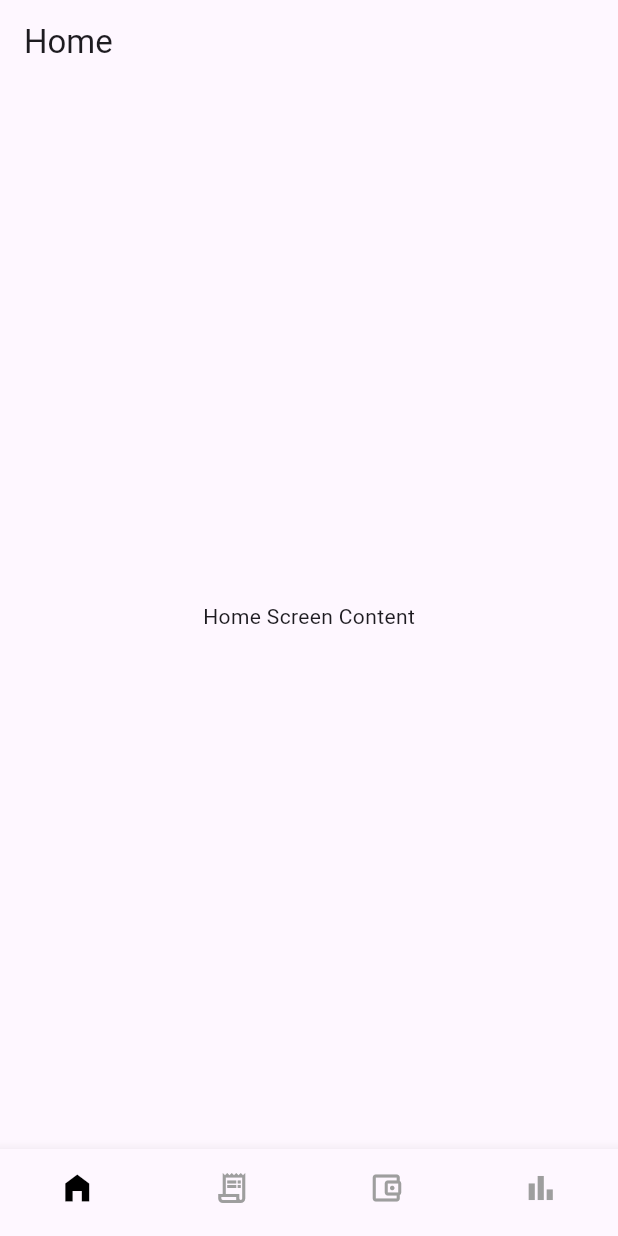
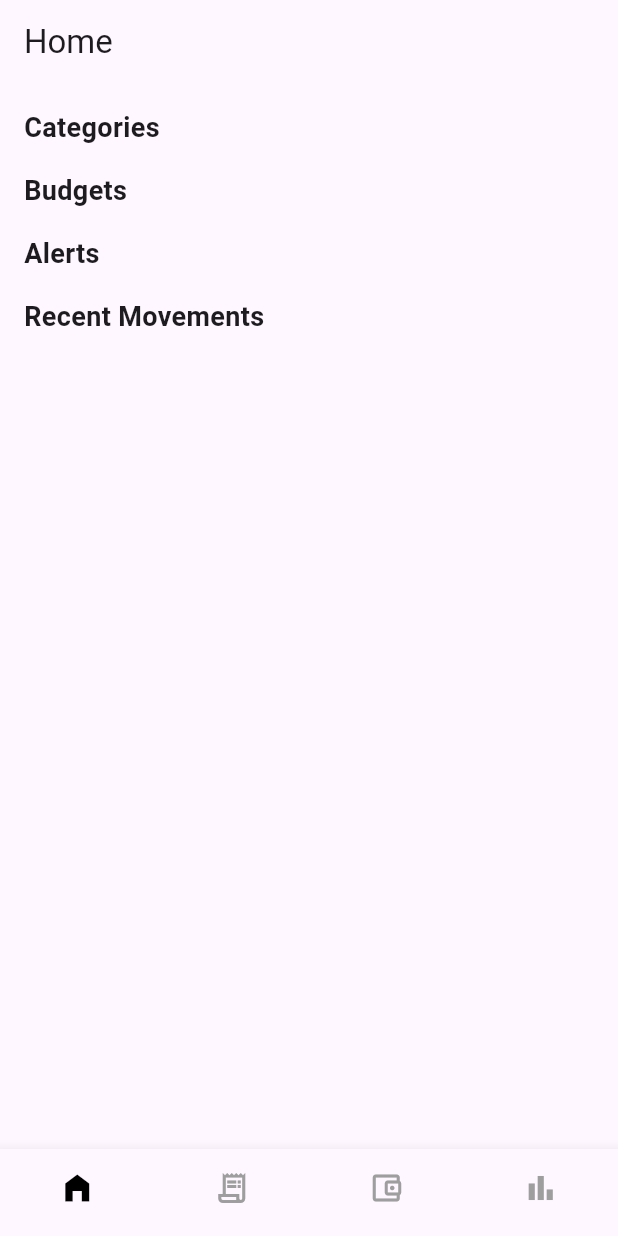
Before and after one commit to davidvela-dev/personal_finance_application, a Flutter app: the screen it shows after launch, on a phone screen of 412 x 824 dp. Run offline on Flutter 3.47's test engine with Material 3 defaults, Android fonts, the phone set to English and light mode, and no system bars.

Commit message:
refactor: update provider scope for usage in views and widgets

```diff
--- a/lib/main.dart
+++ b/lib/main.dart
@@ -1,6 +1,9 @@
 import 'package:flutter/material.dart';
+import 'package:provider/provider.dart';
 
 import 'constants/routes.dart';
+
+import 'viewmodels/provider_category.dart';
 
 import 'views/login.dart';
 import 'views/register.dart';
@@ -11,14 +14,21 @@ import 'views/statements.dart';
 
 import 'views/views_layout.dart'; // imports home, movements, budgets and reports screen
 
-void main() => runApp(const MyApp());
+void main() {
+  runApp(const MyApp());
+}
 
 class MyApp extends StatelessWidget {
-  const MyApp({super.key});
+  const MyApp({super.key}); // constructor of root widget
 
   @override
   Widget build(BuildContext context) {
-    return MaterialApp(
+    return ChangeNotifierProvider(
+      // provider initialized
+      create: (context) => CategoryProvider(),
+
+      child: MaterialApp(
+        // base widget with routes and services
         debugShowCheckedModeBanner: false,
 
         initialRoute: Routes.home,
@@ -39,6 +49,7 @@ class MyApp extends StatelessWidget {
           Routes.categories: (context) => const CategoriesView(),
           Routes.statements: (context) => const StatementsView(),
         },
+      ),
     );
   }
 }
--- a/lib/models/model_alert.dart
+++ b/lib/models/model_alert.dart
@@ -1,10 +1,10 @@
-class AlertData {
+class ModelAlert {
   final String title;
   final String description;
   final DateTime date;
   final String categoryId;
 
-  AlertData({
+  ModelAlert({
     required this.title,
     required this.description,
     required this.date,
--- a/lib/models/model_budget.dart
+++ b/lib/models/model_budget.dart
@@ -1,9 +1,9 @@
-class BudgetData {
+class ModelBudget {
   final String categoryId;
   final double usedAmount;
   final double limitAmount;
 
-  BudgetData({
+  ModelBudget({
     required this.categoryId,
     required this.usedAmount,
     required this.limitAmount,
--- a/lib/models/model_category.dart
+++ b/lib/models/model_category.dart
@@ -1,14 +1,16 @@
 import 'package:flutter/material.dart';
 
-class Category {
+class ModelCategory {
   final String id;
   final String name;
+  final String description;
   final IconData icon;
   final Color color;
 
-  Category({
+  ModelCategory({
     required this.id,
     required this.name,
+    required this.description,
     required this.icon,
     required this.color,
   });
--- a/lib/models/model_movement.dart
+++ b/lib/models/model_movement.dart
@@ -1,10 +1,10 @@
-class Movement {
+class ModelMovement {
   final String title;
   final String categoryId;
   final DateTime date;
   final String amount;
 
-  Movement({
+  ModelMovement({
     required this.title,
     required this.categoryId,
     required this.date,
--- a/lib/viewmodels/provider_category.dart
+++ b/lib/viewmodels/provider_category.dart
@@ -3,35 +3,46 @@ import 'package:flutter/material.dart';
 import '../models/model_category.dart';
 
 class CategoryProvider extends ChangeNotifier {
-  final List<Category> _categories = []; // list to storage new categories
+  // hardcoded categories
+  final List<ModelCategory> _categories = [
+    ModelCategory(
+      id: 'category_1',
+      name: 'Food',
+      description: 'Restaurants or food delivery expenses',
+      icon: Icons.fastfood,
+      color: Colors.orange,
+    ),
+    ModelCategory(
+      id: 'category_2',
+      name: 'Transport',
+      description: 'Gas or PT expenses',
+      icon: Icons.directions_car,
+      color: Colors.blue,
+    ),
+  ];
 
-  // getter for widgets to obtain categories
-  List<Category> get categories => _categories;
+  //
+  List<ModelCategory> get categories => _categories;
 
-  // receive new category and update widgets
-  void addCategory(Category category) {
-    _categories.add(category); // add category to list
+  void addCategory(ModelCategory category) {
+    _categories.add(category);
     notifyListeners();
   }
 
-  // receive new data from category
-  void updateCategory(Category updatedCategory) {
-    final index = _categories.indexWhere(
-      (cat) => cat.id == updatedCategory.id,
-    ); // found index of category
+  void updateCategory(ModelCategory updatedCategory) {
+    final index = _categories.indexWhere((cat) => cat.id == updatedCategory.id);
     if (index != -1) {
-      // if id was found
-      _categories[index] =
-          updatedCategory; // change old category with new one with updated data
-      notifyListeners(); // update widgets
+      _categories[index] = updatedCategory;
+      notifyListeners();
     }
   }
 
-  // remove category
   void removeCategory(String id) {
-    _categories.removeWhere(
-      (cat) => cat.id == id,
-    ); // found category by id and delete
+    _categories.removeWhere((cat) => cat.id == id);
     notifyListeners();
   }
+
+  ModelCategory? getCategoryById(String id) {
+    return _categories.where((cat) => cat.id == id).firstOrNull;
+  }
 }
--- a/lib/views/home.dart
+++ b/lib/views/home.dart
@@ -7,7 +7,40 @@ class HomeView extends StatelessWidget {
   Widget build(BuildContext context) {
     return Scaffold(
       appBar: AppBar(title: const Text('Home')),
-      body: const Center(child: Text('Home Screen Content')),
+      body: const SingleChildScrollView(
+        padding: EdgeInsets.all(16.0),
+        child: Column(
+          crossAxisAlignment: CrossAxisAlignment.start,
+          mainAxisSize: MainAxisSize.min,
+          children: [
+            Text(
+              'Categories',
+              style: TextStyle(fontSize: 18, fontWeight: FontWeight.bold),
+            ),
+
+            SizedBox(height: 16),
+
+            Text(
+              'Budgets',
+              style: TextStyle(fontSize: 18, fontWeight: FontWeight.bold),
+            ),
+
+            SizedBox(height: 16),
+
+            Text(
+              'Alerts',
+              style: TextStyle(fontSize: 18, fontWeight: FontWeight.bold),
+            ),
+
+            SizedBox(height: 16),
+
+            Text(
+              'Recent Movements',
+              style: TextStyle(fontSize: 18, fontWeight: FontWeight.bold),
+            ), // widget that show list of movements
+          ],
+        ),
+      ),
     );
   }
 }
--- a/pubspec.yaml
+++ b/pubspec.yaml
@@ -11,6 +11,7 @@ dependencies: # application dependencies
     sdk: flutter
 
   cupertino_icons: ^1.0.8
+  provider: ^6.1.5+1
 
 dev_dependencies: # development dependencies
   flutter_test: # unit tests
```
Also changed, not shown: pubspec.lock. Lines whose indentation alone changed are shown as unchanged.
